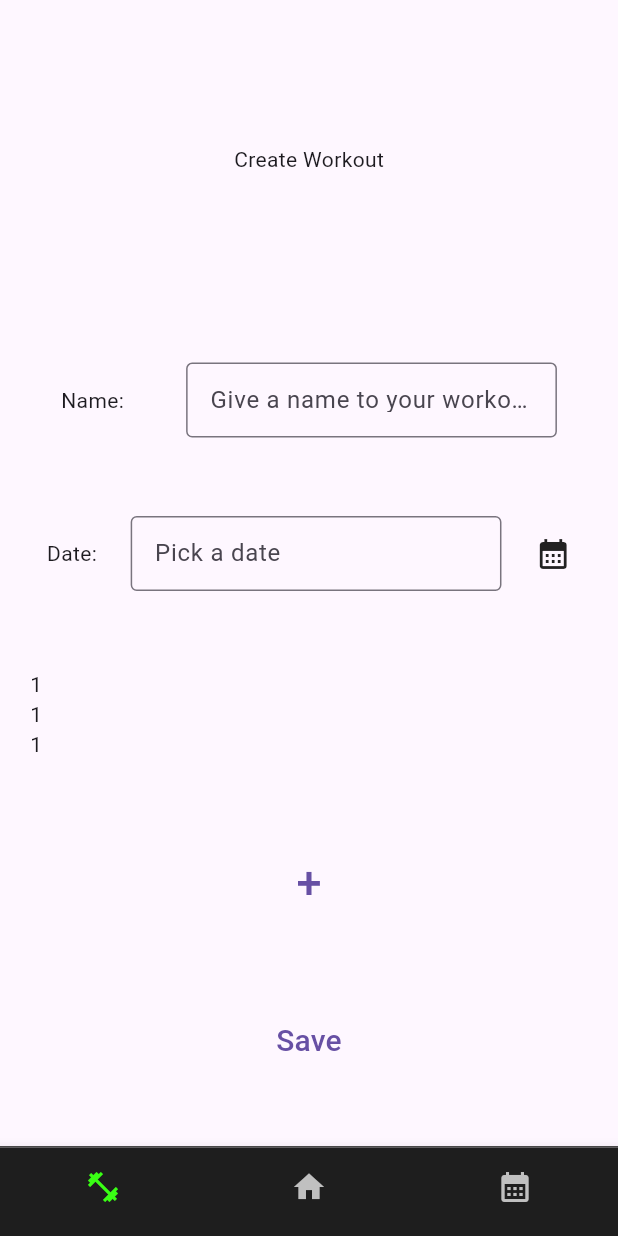
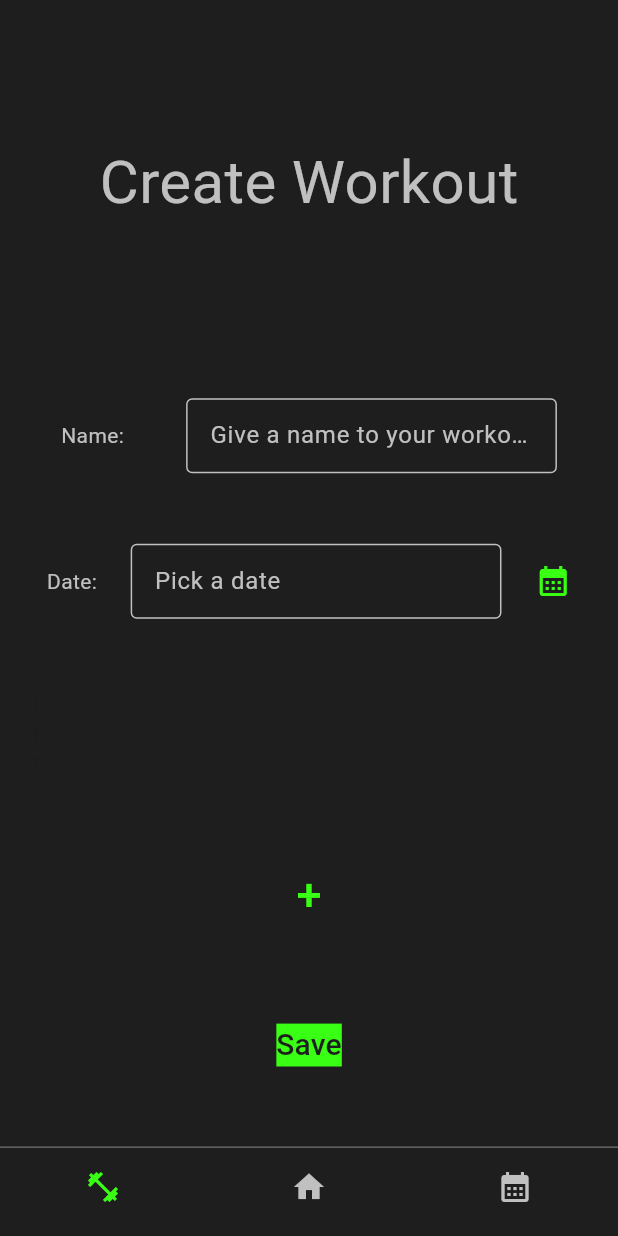
Before and after one commit to TakeOff30/fit_flow, a Flutter app: the screen it shows after launch, on a phone screen of 412 x 824 dp. Run offline on Flutter 3.47's test engine with Material 3 defaults, Android fonts, the phone set to English and light mode, and no system bars.

Commit message:
Add styles to WorkoutScreen

```diff
--- a/lib/screens/workout_screen.dart
+++ b/lib/screens/workout_screen.dart
@@ -1,5 +1,8 @@
+// ignore_for_file: prefer_const_constructors, sized_box_for_whitespace, sort_child_properties_last
+
 import 'package:fit_flow/models/exercise.dart';
 import 'package:fit_flow/models/workout.dart';
+import 'package:fit_flow/utils.dart';
 import 'package:fit_flow/workout_screen_widgets/exercise_list.dart';
 import 'package:flutter/material.dart';
 
@@ -19,46 +22,85 @@ class _WorkoutScreenState extends State<WorkoutScreen> {
   Widget build(BuildContext context) {
     return Center(
       child: Container(
+        color: primaryColor,
         padding: EdgeInsets.fromLTRB(20, 70, 20, 20),
         // ignore: prefer_const_constructors
         child: Column(
           mainAxisAlignment: MainAxisAlignment.spaceAround,
           children: [
-            Text('Create Workout'),
-            Text(_name),
+            Text(
+              'Create Workout',
+              style: TextStyle(color: tertiaryColor, fontSize: 40),
+            ),
+            Text(
+              _name,
+              style: TextStyle(color: tertiaryColor),
+            ),
             Row(
               mainAxisAlignment: MainAxisAlignment.spaceAround,
               children: [
-                Text('Name:'),
+                Text(
+                  'Name:',
+                  style: TextStyle(color: tertiaryColor),
+                ),
                 Container(
                     width: MediaQuery.of(context).size.width * .6,
                     height: 50,
                     child: TextField(
+                        style: TextStyle(color: secondaryColor),
                         onChanged: (value) {
                           setState(() {
                             _name = value;
                           });
                         },
                         decoration: InputDecoration(
+                          labelStyle: TextStyle(color: tertiaryColor),
                           labelText: 'Give a name to your workout',
                           border: OutlineInputBorder(),
+                          focusedBorder: OutlineInputBorder(
+                            borderSide: BorderSide(
+                                color:
+                                    tertiaryColor), // Set your desired border color
+                          ),
+                          enabledBorder: OutlineInputBorder(
+                            borderSide: BorderSide(
+                                color:
+                                    tertiaryColor), // Set your desired border color
+                          ),
                         ))),
               ],
             ),
             Row(
               mainAxisAlignment: MainAxisAlignment.spaceAround,
               children: [
-                Text('Date:'),
+                Text(
+                  'Date:',
+                  style: TextStyle(color: tertiaryColor),
+                ),
                 Container(
                   width: MediaQuery.of(context).size.width * .6,
                   height: 50,
                   child: TextField(
                       decoration: InputDecoration(
+                    labelStyle: TextStyle(color: tertiaryColor),
                     labelText: 'Pick a date',
                     border: OutlineInputBorder(),
+                    focusedBorder: OutlineInputBorder(
+                      borderSide: BorderSide(
+                          color:
+                              tertiaryColor), // Set your desired border color
+                    ),
+                    enabledBorder: OutlineInputBorder(
+                      borderSide: BorderSide(
+                          color:
+                              tertiaryColor), // Set your desired border color
+                    ),
                   )),
                 ),
-                Icon(Icons.calendar_month)
+                Icon(
+                  Icons.calendar_month,
+                  color: secondaryColor,
+                )
               ],
             ),
             ExerciseList(),
@@ -66,7 +108,9 @@ class _WorkoutScreenState extends State<WorkoutScreen> {
                 onPressed: () {},
                 child: Text(
                   '+',
-                  style: TextStyle(fontSize: 30), // Set the desired font size
+                  style: TextStyle(
+                      fontSize: 30,
+                      color: secondaryColor), // Set the desired font size
                 ),
                 style: ButtonStyle(
                   alignment: Alignment.center,
@@ -75,7 +119,11 @@ class _WorkoutScreenState extends State<WorkoutScreen> {
                 onPressed: () {},
                 child: Text(
                   'Save',
-                  style: TextStyle(fontSize: 20),
+                  style: TextStyle(
+                    fontSize: 20,
+                    color: primaryColor,
+                    backgroundColor: secondaryColor,
+                  ),
                 ))
           ],
         ),
--- a/lib/utils.dart
+++ b/lib/utils.dart
@@ -5,13 +5,21 @@ import 'package:fit_flow/models/exerciseType.dart';
 import 'package:fit_flow/models/exercise_repetitions.dart';
 import 'package:fit_flow/models/muscles.dart';
 import 'package:fit_flow/models/workout.dart';
+import 'package:flutter/material.dart';
 import 'package:uuid/uuid.dart';
 
+//mocks
 Exercise exercise =
     ExerciseRepetitions(5, ExerciseType('Push ups', Muscle.Chest), 10);
 Workout esempio1 =
     Workout.withExercises('Esempio1', DateTime.now(), [exercise]);
 
+//styles
+Color primaryColor = Color(0xFF1E1E1E);
+Color secondaryColor = Color(0xFF39FF14);
+Color tertiaryColor = Color(0xFFC0C0C0);
+
+//utility functions
 String generateUuid() {
   final uuid = Uuid();
   return uuid.v4(); // Generate a random UUID (version 4)
--- a/lib/widgets/nav_bar.dart
+++ b/lib/widgets/nav_bar.dart
@@ -1,6 +1,7 @@
 import 'package:fit_flow/screens/home_screen.dart';
 import 'package:fit_flow/screens/workout_screen.dart';
 import 'package:flutter/material.dart';
+import '../utils.dart';
 
 class NavBar extends StatefulWidget {
   const NavBar({super.key});
@@ -37,7 +38,7 @@ class _NavBarState extends State<NavBar> {
               color: Color(0xFF4A4A4A),
             ),
             BottomNavigationBar(
-              backgroundColor: Color(0xFF1E1E1E),
+              backgroundColor: primaryColor,
               items: const <BottomNavigationBarItem>[
                 BottomNavigationBarItem(
                   icon: Icon(Icons.fitness_center),
@@ -53,8 +54,8 @@ class _NavBarState extends State<NavBar> {
                 ),
               ],
               currentIndex: _selectedIndex,
-              selectedItemColor: Color(0xFF39FF14),
-              unselectedItemColor: Color(0xFFC0C0C0),
+              selectedItemColor: secondaryColor,
+              unselectedItemColor: tertiaryColor,
               showSelectedLabels: false,
               showUnselectedLabels: false,
               onTap: _onItemTapped,
```
